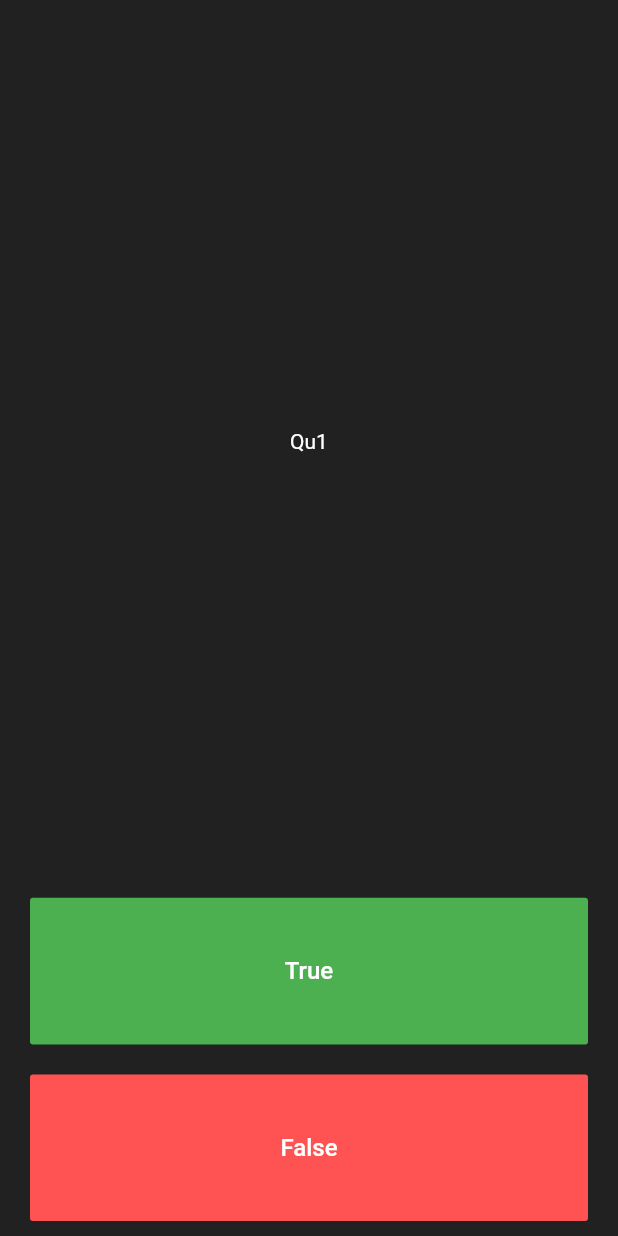
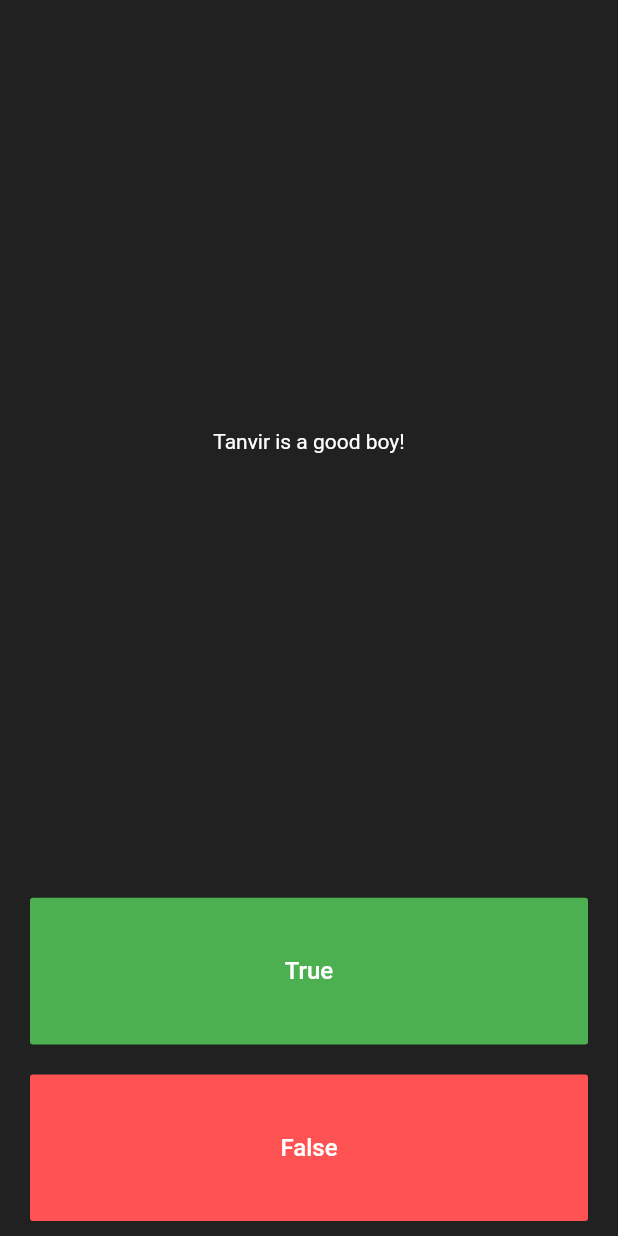
Before and after one commit to 7ANV1R/TypicalQuizApp, a Flutter app: the screen it shows after launch, on a phone screen of 412 x 824 dp. Run offline on Flutter 3.47's test engine with Material 2 defaults, Android fonts, the phone set to English and light mode, and no system bars.

Commit message:
Qu and Ans matching ! v0.003

```diff
--- a/lib/main.dart
+++ b/lib/main.dart
@@ -27,13 +27,13 @@ class QuizPage extends StatefulWidget {
 class _QuizPageState extends State<QuizPage> {
   List<Icon> scorekeeper = [];
   List<String> question = [
-    'Qu1',
-    'Qu2',
-    'Qu3',
+    'Tanvir is a good boy!',
+    'Tanvir is a bad boy!',
+    'Tanvir is a very bad boy!',
   ];
   List<bool> answer = [
+    false,
     true,
-    false,
     true,
   ];
   int qutrack = 0;
```
